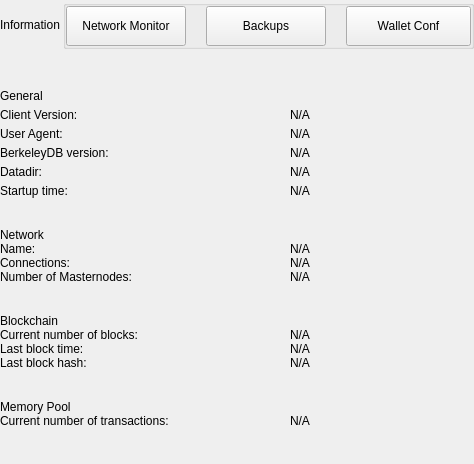
Qt form src/qt/encocoin/settings/forms/settingsinformationwidget.ui (Kopernikus-dev/test) before a commit.
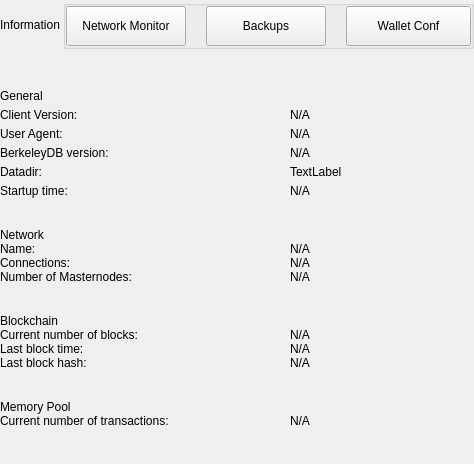
The same form after that commit.

Patch:
```diff
--- a/src/qt/encocoin/settings/forms/settingsinformationwidget.ui
+++ b/src/qt/encocoin/settings/forms/settingsinformationwidget.ui
@@ -372,7 +372,7 @@
                 <set>Qt::LinksAccessibleByMouse|Qt::TextSelectableByKeyboard|Qt::TextSelectableByMouse</set>
                </property>
                <property name="text">
-                <string notr="true">N/A</string>
+                <string>TextLabel</string>
                </property>
                <property name="wordWrap">
                 <bool>true</bool>
```
